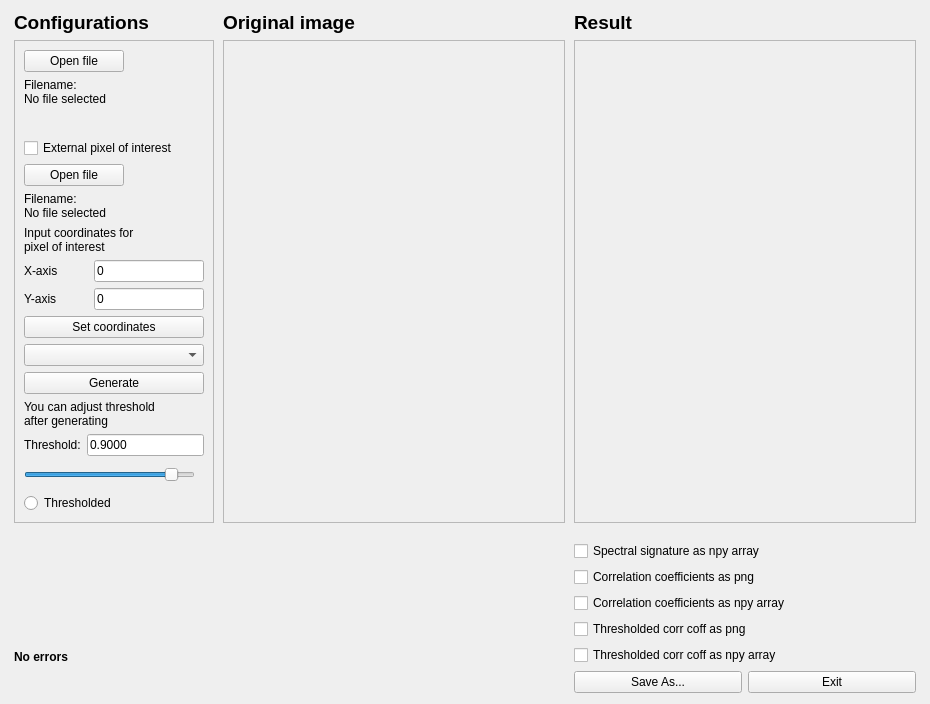
Above: dialogues/target_detection_dialog_base.ui from NTNU-SmallSat-Lab/HYPSO-QGIS-plugin before the change. Below: the same form after it.
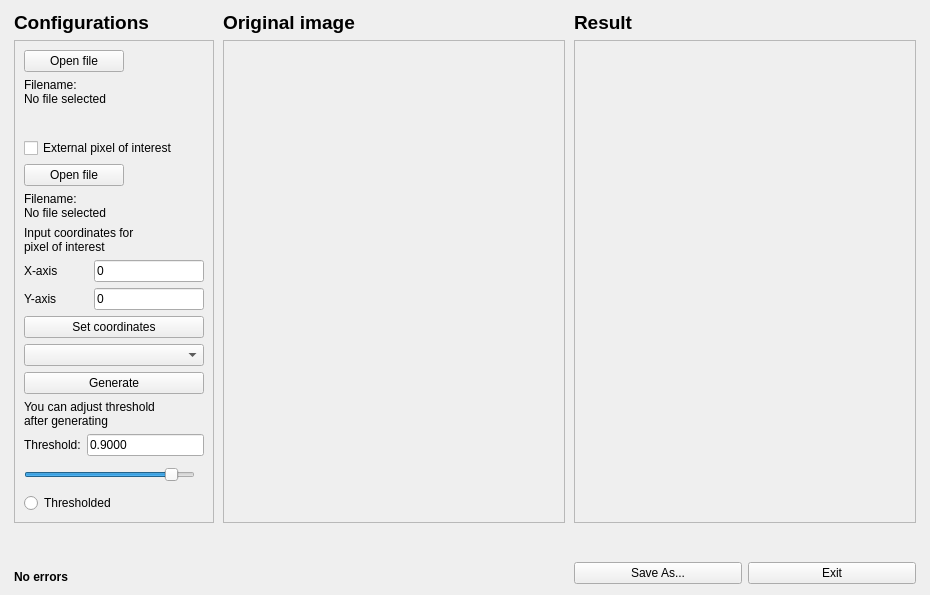
That is the form after the change.

Patch:
```diff
--- a/dialogues/target_detection_dialog_base.ui
+++ b/dialogues/target_detection_dialog_base.ui
@@ -10,7 +10,7 @@
     <x>0</x>
     <y>0</y>
     <width>930</width>
-    <height>704</height>
+    <height>595</height>
    </rect>
   </property>
   <property name="font">
@@ -539,41 +539,6 @@
    </item>
    <item row="1" column="2" rowspan="2">
     <layout class="QVBoxLayout" name="verticalLayout_6">
-     <item>
-      <widget class="QCheckBox" name="cb_spec_sig_as_npy">
-       <property name="text">
-        <string>Spectral signature as npy array</string>
-       </property>
-      </widget>
-     </item>
-     <item>
-      <widget class="QCheckBox" name="cb_corr_as_png">
-       <property name="text">
-        <string>Correlation coefficients as png</string>
-       </property>
-      </widget>
-     </item>
-     <item>
-      <widget class="QCheckBox" name="cb_corr_as_npy">
-       <property name="text">
-        <string>Correlation coefficients as npy array</string>
-       </property>
-      </widget>
-     </item>
-     <item>
-      <widget class="QCheckBox" name="cb_thresholded_as_png">
-       <property name="text">
-        <string>Thresholded corr coff as png</string>
-       </property>
-      </widget>
-     </item>
-     <item>
-      <widget class="QCheckBox" name="cb_thresholded_as_npy">
-       <property name="text">
-        <string>Thresholded corr coff as npy array</string>
-       </property>
-      </widget>
-     </item>
      <item>
       <layout class="QHBoxLayout" name="horizontalLayout_3">
        <item>
```
Left out of the diff: 35 changed lines with no effect on the pictures.
